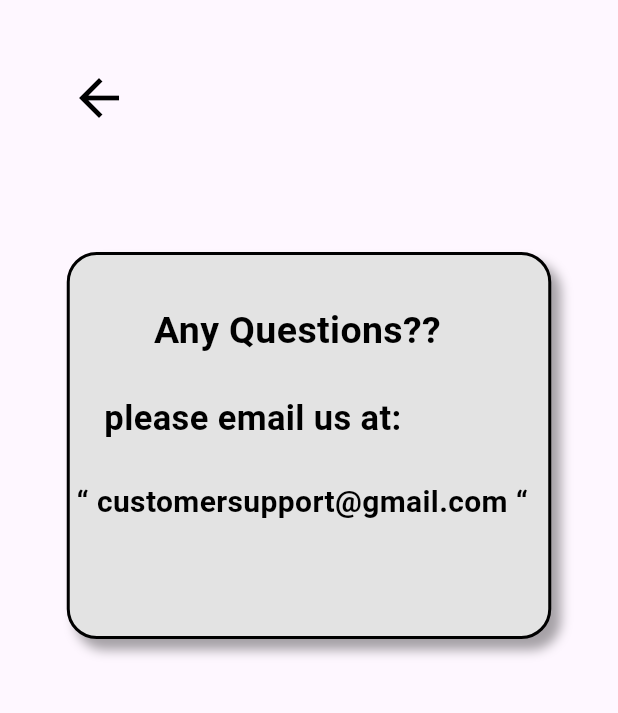
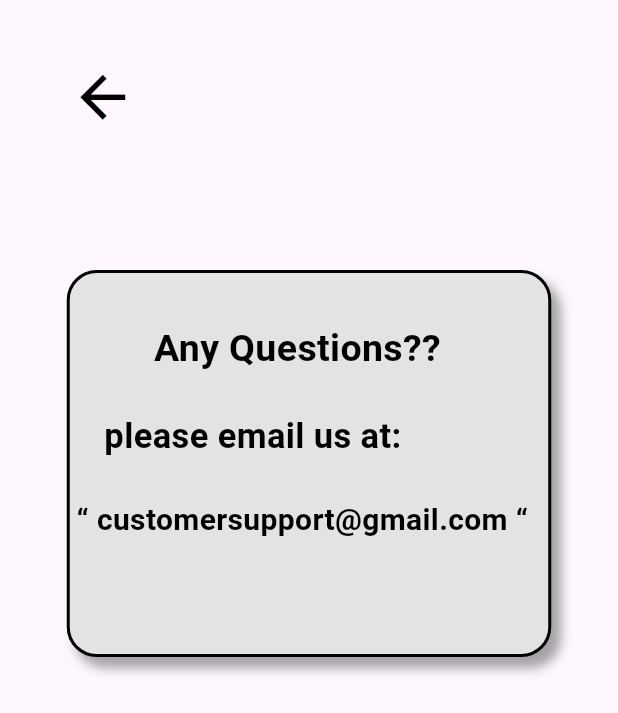
Before and after one commit to msulemanjaved82/carlog5m323, a Flutter app: the carlog11 screen opened directly, on a phone screen of 412 x 824 dp. Shown: the top 713 px of the screen. Run offline on Flutter 3.47's test engine with Material 3 defaults, Android fonts, the phone set to English and light mode, and no system bars.

Commit message:
carlog5m323

```diff
--- a/lib/carlog11.dart
+++ b/lib/carlog11.dart
@@ -28,7 +28,7 @@ class _carlog11State extends State<carlog11> {
                       child: Icon(
                         Icons.arrow_back,
                         color: Colors.black,
-                        size: 40,
+                        size: 45,
                       ),
                     ),
                   ),
@@ -36,7 +36,7 @@ class _carlog11State extends State<carlog11> {
               ],
             ),
             Padding(
-              padding: const EdgeInsets.only(top: 38.0),
+              padding: const EdgeInsets.only(top: 50),
               child: Container(
                 width: 323,
                 height: 258,
```
